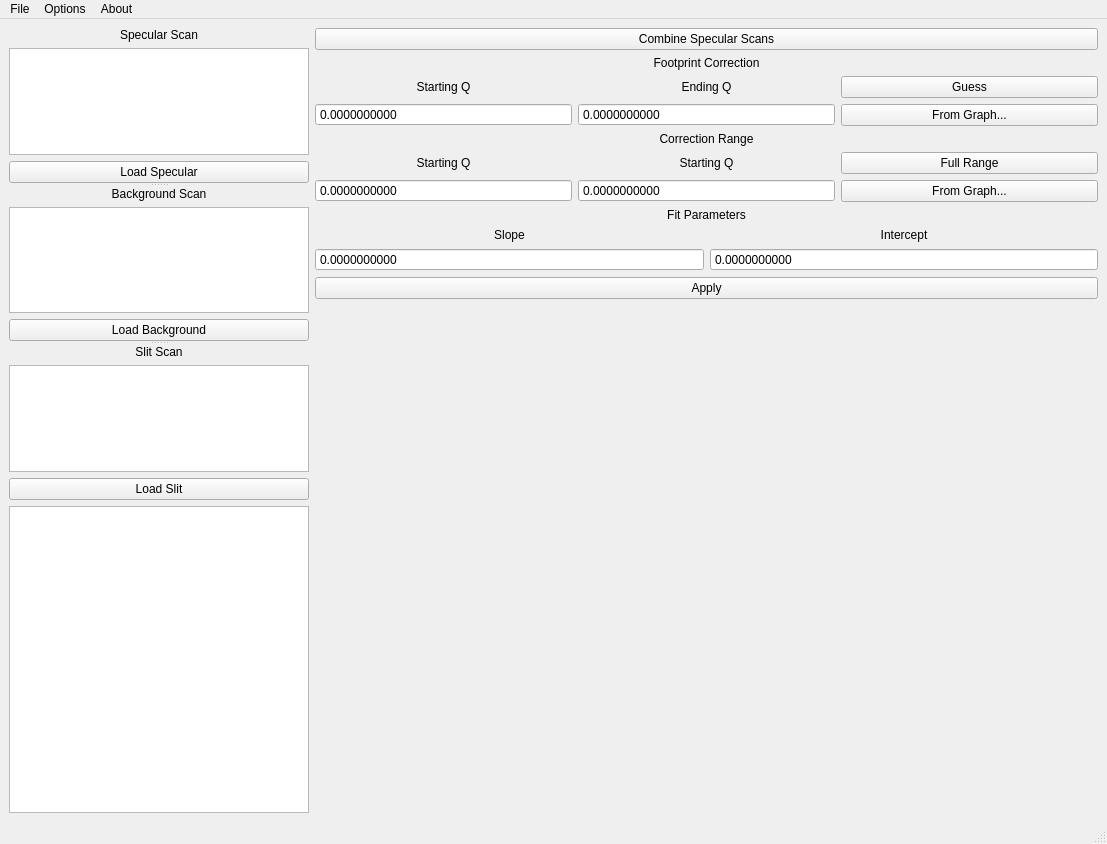
Above: XRRRedGUI.ui from peynmurray/XRRRed before the change. Below: the same form after it.
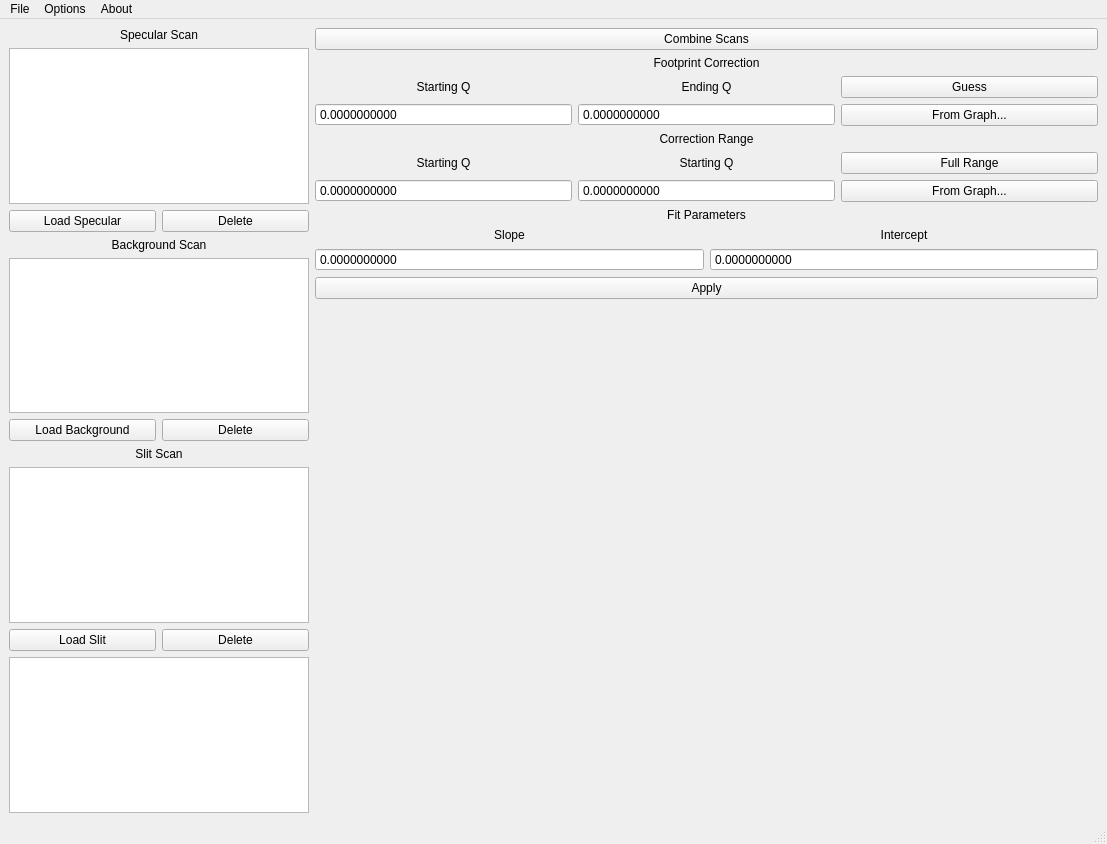
That is the form after the change.

What changed in the file:
```diff
--- a/XRRRedGUI.ui
+++ b/XRRRedGUI.ui
@@ -14,69 +14,12 @@
    <string>MainWindow</string>
   </property>
   <widget class="QWidget" name="centralwidget">
-   <layout class="QGridLayout" name="gridLayout_2">
-    <item row="0" column="1" rowspan="3">
-     <layout class="QVBoxLayout" name="plotLayout"/>
-    </item>
-    <item row="2" column="0">
-     <widget class="QListWidget" name="logWidget">
-      <property name="maximumSize">
-       <size>
-        <width>300</width>
-        <height>16777215</height>
-       </size>
-      </property>
-     </widget>
-    </item>
-    <item row="1" column="2" rowspan="2">
-     <spacer name="verticalSpacer">
-      <property name="orientation">
-       <enum>Qt::Vertical</enum>
-      </property>
-      <property name="sizeHint" stdset="0">
-       <size>
-        <width>20</width>
-        <height>471</height>
-       </size>
-      </property>
-     </spacer>
-    </item>
-    <item row="0" column="0" rowspan="2">
-     <widget class="QSplitter" name="splitter">
-      <property name="maximumSize">
-       <size>
-        <width>300</width>
-        <height>16777215</height>
-       </size>
-      </property>
-      <property name="orientation">
-       <enum>Qt::Vertical</enum>
-      </property>
-      <widget class="QWidget" name="layoutWidget">
-       <property name="maximumSize">
-        <size>
-         <width>300</width>
-         <height>16777215</height>
-        </size>
-       </property>
+   <layout class="QHBoxLayout" name="horizontalLayout_2">
+    <item>
        <layout class="QVBoxLayout" name="verticalLayout_3">
         <item>
-         <widget class="QLabel" name="label_4">
-          <property name="maximumSize">
-           <size>
-            <width>300</width>
-            <height>16777215</height>
-           </size>
-          </property>
-          <property name="text">
-           <string>Specular Scan</string>
-          </property>
-          <property name="alignment">
-           <set>Qt::AlignCenter</set>
-          </property>
-         </widget>
-        </item>
-        <item>
+       <layout class="QGridLayout" name="gridLayout_4">
+        <item row="1" column="0" colspan="2">
          <widget class="QListWidget" name="specWidget">
           <property name="maximumSize">
            <size>
@@ -89,7 +32,7 @@
           </property>
          </widget>
         </item>
-        <item>
+        <item row="2" column="0">
          <widget class="QPushButton" name="loadSpecButton">
           <property name="maximumSize">
            <size>
@@ -102,18 +45,15 @@
           </property>
          </widget>
         </item>
-       </layout>
-      </widget>
-      <widget class="QWidget" name="layoutWidget">
-       <property name="maximumSize">
-        <size>
-         <width>300</width>
-         <height>16777215</height>
-        </size>
-       </property>
-       <layout class="QVBoxLayout" name="verticalLayout_4">
-        <item>
-         <widget class="QLabel" name="label_5">
+        <item row="2" column="1">
+         <widget class="QPushButton" name="deleteSpecButton">
+          <property name="text">
+           <string>Delete</string>
+          </property>
+         </widget>
+        </item>
+        <item row="0" column="0" colspan="2">
+         <widget class="QLabel" name="label_4">
           <property name="maximumSize">
            <size>
             <width>300</width>
@@ -121,14 +61,18 @@
            </size>
           </property>
           <property name="text">
-           <string>Background Scan</string>
+           <string>Specular Scan</string>
           </property>
           <property name="alignment">
            <set>Qt::AlignCenter</set>
           </property>
          </widget>
         </item>
+       </layout>
+      </item>
         <item>
+       <layout class="QGridLayout" name="gridLayout_3">
+        <item row="1" column="0" colspan="2">
          <widget class="QListWidget" name="backWidget">
           <property name="maximumSize">
            <size>
@@ -141,7 +85,7 @@
           </property>
          </widget>
         </item>
-        <item>
+        <item row="2" column="0">
          <widget class="QPushButton" name="loadBackButton">
           <property name="maximumSize">
            <size>
@@ -154,18 +98,15 @@
           </property>
          </widget>
         </item>
-       </layout>
-      </widget>
-      <widget class="QWidget" name="layoutWidget">
-       <property name="maximumSize">
-        <size>
-         <width>300</width>
-         <height>16777215</height>
-        </size>
-       </property>
-       <layout class="QVBoxLayout" name="verticalLayout_5">
-        <item>
-         <widget class="QLabel" name="label_6">
+        <item row="2" column="1">
+         <widget class="QPushButton" name="deleteBackgroundButton">
+          <property name="text">
+           <string>Delete</string>
+          </property>
+         </widget>
+        </item>
+        <item row="0" column="0" colspan="2">
+         <widget class="QLabel" name="label_5">
           <property name="maximumSize">
            <size>
             <width>300</width>
@@ -173,14 +114,18 @@
            </size>
           </property>
           <property name="text">
-           <string>Slit Scan</string>
+           <string>Background Scan</string>
           </property>
           <property name="alignment">
            <set>Qt::AlignCenter</set>
           </property>
          </widget>
         </item>
+       </layout>
+      </item>
         <item>
+       <layout class="QGridLayout" name="gridLayout_2">
+        <item row="1" column="0" colspan="2">
          <widget class="QListWidget" name="slitWidget">
           <property name="maximumSize">
            <size>
@@ -193,7 +138,7 @@
           </property>
          </widget>
         </item>
-        <item>
+        <item row="2" column="0">
          <widget class="QPushButton" name="loadSlitButton">
           <property name="maximumSize">
            <size>
@@ -206,11 +151,49 @@
           </property>
          </widget>
         </item>
-       </layout>
-      </widget>
-     </widget>
-    </item>
-    <item row="0" column="2">
+        <item row="2" column="1">
+         <widget class="QPushButton" name="deleteSlitButton">
+          <property name="text">
+           <string>Delete</string>
+          </property>
+         </widget>
+        </item>
+        <item row="0" column="0" colspan="2">
+         <widget class="QLabel" name="label_6">
+          <property name="maximumSize">
+           <size>
+            <width>300</width>
+            <height>16777215</height>
+           </size>
+          </property>
+          <property name="text">
+           <string>Slit Scan</string>
+          </property>
+          <property name="alignment">
+           <set>Qt::AlignCenter</set>
+          </property>
+         </widget>
+        </item>
+       </layout>
+      </item>
+      <item>
+       <widget class="QListWidget" name="logWidget">
+        <property name="maximumSize">
+         <size>
+          <width>300</width>
+          <height>16777215</height>
+         </size>
+        </property>
+       </widget>
+      </item>
+     </layout>
+    </item>
+    <item>
+     <layout class="QVBoxLayout" name="plotLayout"/>
+    </item>
+    <item>
+     <layout class="QVBoxLayout" name="verticalLayout_4">
+      <item>
      <layout class="QGridLayout" name="gridLayout">
       <item row="1" column="0" colspan="3">
        <widget class="QLabel" name="label_3">
@@ -472,9 +455,24 @@
       <item row="0" column="0" colspan="3">
        <widget class="QPushButton" name="combineSpecButton">
         <property name="text">
-         <string>Combine Specular Scans</string>
-        </property>
-       </widget>
+           <string>Combine Scans</string>
+          </property>
+         </widget>
+        </item>
+       </layout>
+      </item>
+      <item>
+       <spacer name="verticalSpacer">
+        <property name="orientation">
+         <enum>Qt::Vertical</enum>
+        </property>
+        <property name="sizeHint" stdset="0">
+         <size>
+          <width>20</width>
+          <height>471</height>
+         </size>
+        </property>
+       </spacer>
       </item>
      </layout>
     </item>
```
Left out of the diff: 2 changed lines with no effect on the pictures. Lines whose indentation alone changed are shown as unchanged.
